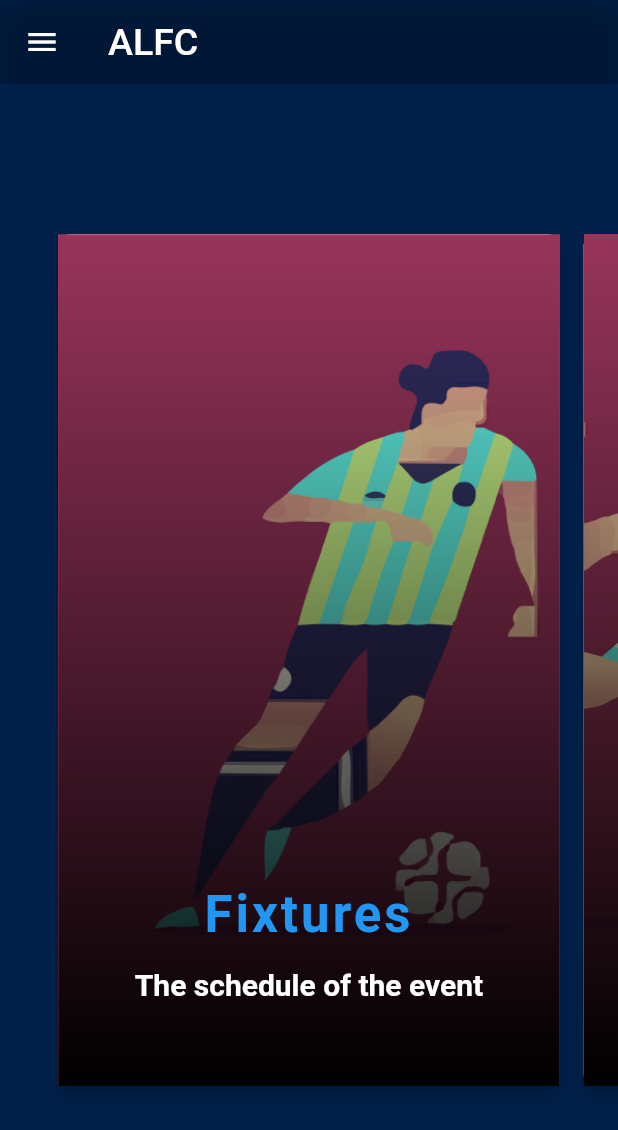
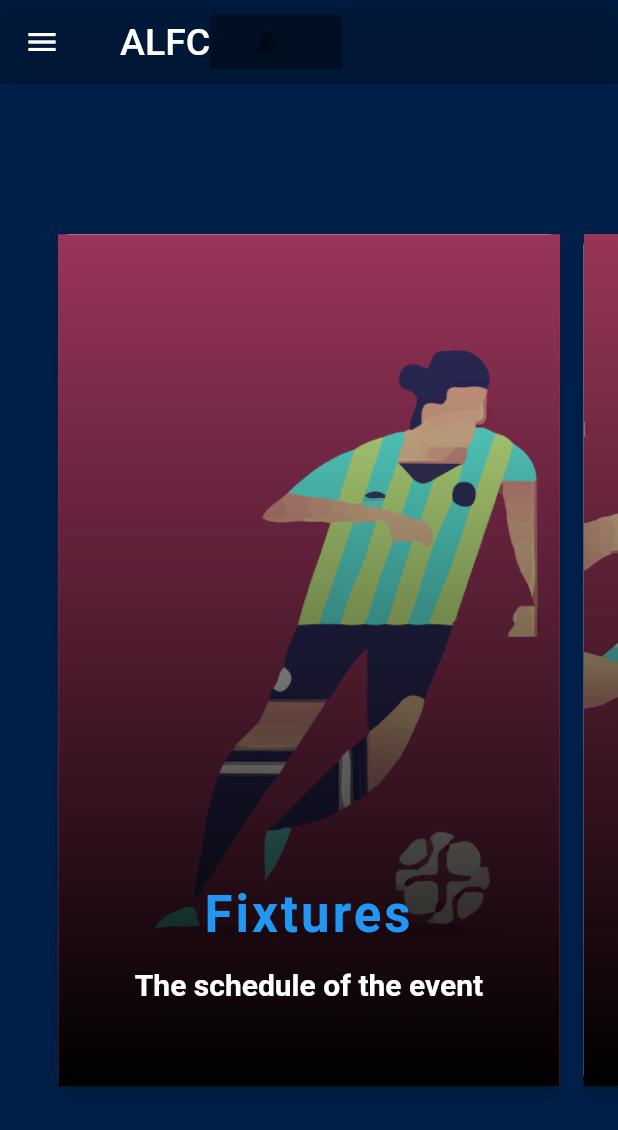
Before and after one commit to anikethake/alfcapp, a Flutter app: the MyHomePage screen opened directly, on a phone screen of 412 x 824 dp. Shown: the top 1130 px of the screen. Run offline on Flutter 3.47's test engine with Material 2 defaults, Android fonts, the phone set to English and light mode, and no system bars; our stand-ins replace cloud_firestore; missing offline and left inert: progress_hud; accounts and stored records are empty; Roboto replaces fonts that are missing (bebas-neue).

Commit message:
updated code dated at 31/5

```diff
--- a/lib/restaurant_screen.dart
+++ b/lib/restaurant_screen.dart
@@ -5,6 +5,7 @@ import 'fixture.dart';
 
 final Screen restaurantScreen = new Screen(
     title: 'ALFC',
+
     //background: new DecorationImage(
      // image: new AssetImage('assets/wood_bk.jpg'),
     //  fit: BoxFit.cover,
@@ -15,14 +16,14 @@ final Screen restaurantScreen = new Screen(
     }
 );
 
-final Screen fixtureScreen = new Screen(
-    title: 'Fixtures',
+//final Screen fixtureScreen = new Screen(
+   // title: 'Fixtures',
     //background: new DecorationImage(
      // image: new AssetImage('assets/wood_bk.jpg'),
     //  fit: BoxFit.cover,
     //),
-    contentBuilder: (BuildContext context) {
-      return Fixtures();
+ //   contentBuilder: (BuildContext context) {
+  //    return Fixtures();
 
-    }
-);
+ //   }
+//);
--- a/lib/standing.dart
+++ b/lib/standing.dart
@@ -157,7 +157,7 @@ class _MyTeamListState extends State<TeamList>
       padding: const EdgeInsets.only(right: 4.0 ,left: 4.0),
       decoration: new BoxDecoration( color: Color(0xFF00204A)),
       child:  new StreamBuilder<QuerySnapshot>(
-        stream: Firestore.instance.collection('ALFCstanding').orderBy('W').snapshots,
+        stream : Firestore.instance.collection('ALFCstanding').orderBy('W').snapshots(),
         builder: (BuildContext context, AsyncSnapshot<QuerySnapshot> snapshot)
 
 
--- a/lib/zoom_scaffold.dart
+++ b/lib/zoom_scaffold.dart
@@ -1,5 +1,5 @@
 import 'package:flutter/material.dart';
-import 'menu_screen.dart';
+//import 'menu_screen.dart';
 
 class ZoomScaffold extends StatefulWidget {
 
@@ -54,14 +54,25 @@ class _ZoomScaffoldState extends State<ZoomScaffold> with TickerProviderStateMix
                 icon: new Icon(Icons.menu),
                 onPressed: () {
                   menuController.toggle();
-                }
+                },
+
+
             ),
-            title: new Text(
-              widget.contentScreen.title,
-              style: new TextStyle(
-                fontFamily: 'bebas-neue',
-                fontSize: 25.0,
+            title: new Padding(
+              padding: const EdgeInsets.all(8.0),
+              child: new Row(
+                children: <Widget>[
+                  new Text(
+                    widget.contentScreen.title,
+                    style: new TextStyle(
+                      fontFamily: 'bebas-neue',
+                      fontSize: 25.0,
+                    ),
+                  ),
+                  new RaisedButton.icon(onPressed: null,  icon: Icon(Icons.notifications,size: 20.0,), label: const Text('')),
+                ],
               ),
+
             ),
           ),
           body: widget.contentScreen.contentBuilder(context),
```
Also changed, not shown: lib/fixture.dart (+23 -5 lines), lib/main.dart (+5 -2 lines), lib/teamselection.dart (+19 -18 lines), lib/teams/team_home.dart (added), pubspec.lock, 13 other files.
